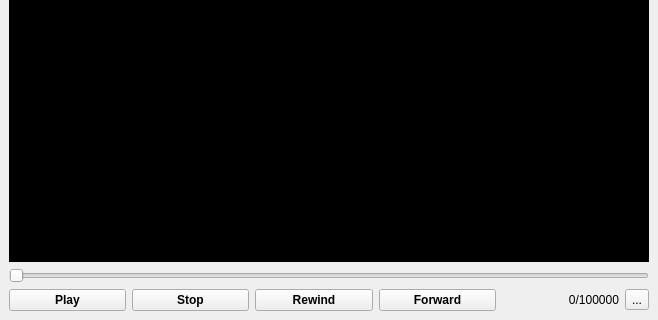
The window that modules/app/mainwindow.ui (smartsenselab/SSAT) describes before a commit, drawn with Qt 5; both pictures show x 0 to 658 and y 160 to 480 of the 658 by 480 pixel window.
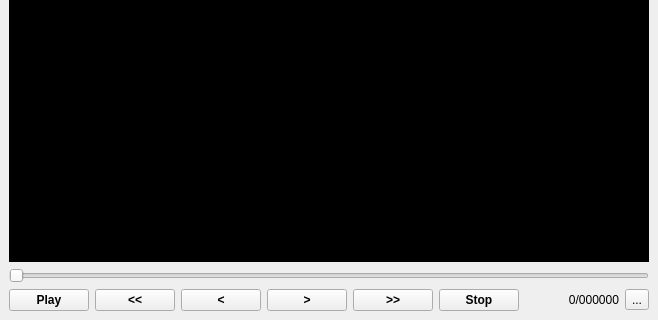
The same window after the commit.

The edit to the form file:
```diff
--- a/modules/app/mainwindow.ui
+++ b/modules/app/mainwindow.ui
@@ -15,58 +15,15 @@
   </property>
   <widget class="QWidget" name="widget">
    <layout class="QGridLayout" name="gridLayout">
-    <item row="3" column="5">
-     <widget class="QLabel" name="label_2">
-      <property name="text">
-       <string>0/100000</string>
-      </property>
-      <property name="alignment">
-       <set>Qt::AlignRight|Qt::AlignTrailing|Qt::AlignVCenter</set>
-      </property>
-     </widget>
-    </item>
-    <item row="3" column="6">
-     <widget class="QToolButton" name="toolButton">
+    <item row="3" column="12">
+     <widget class="QToolButton" name="buttonTool">
       <property name="text">
        <string>...</string>
       </property>
      </widget>
     </item>
-    <item row="3" column="3">
-     <widget class="QPushButton" name="pushButton_3">
-      <property name="font">
-       <font>
-        <weight>75</weight>
-        <bold>true</bold>
-       </font>
-      </property>
-      <property name="text">
-       <string>Rewind</string>
-      </property>
-     </widget>
-    </item>
-    <item row="1" column="1" colspan="6">
-     <widget class="QSlider" name="horizontalSlider">
-      <property name="orientation">
-       <enum>Qt::Horizontal</enum>
-      </property>
-     </widget>
-    </item>
-    <item row="3" column="2">
-     <widget class="QPushButton" name="pushButton_2">
-      <property name="font">
-       <font>
-        <weight>75</weight>
-        <bold>true</bold>
-       </font>
-      </property>
-      <property name="text">
-       <string>Stop</string>
-      </property>
-     </widget>
-    </item>
-    <item row="0" column="1" colspan="6">
-     <widget class="QLabel" name="label">
+    <item row="0" column="1" colspan="12">
+     <widget class="QLabel" name="labelFrameShow">
       <property name="styleSheet">
        <string notr="true">background-color: black</string>
       </property>
@@ -75,8 +32,21 @@
       </property>
      </widget>
     </item>
+    <item row="1" column="1" colspan="12">
+     <widget class="QSlider" name="sliderFrame">
+      <property name="singleStep">
+       <number>1</number>
+      </property>
+      <property name="value">
+       <number>0</number>
+      </property>
+      <property name="orientation">
+       <enum>Qt::Horizontal</enum>
+      </property>
+     </widget>
+    </item>
     <item row="3" column="1">
-     <widget class="QPushButton" name="pushButton">
+     <widget class="QPushButton" name="buttonPlay">
       <property name="font">
        <font>
         <weight>75</weight>
@@ -88,8 +58,18 @@
       </property>
      </widget>
     </item>
+    <item row="3" column="11">
+     <widget class="QLabel" name="labelFrameId">
+      <property name="text">
+       <string>0/000000</string>
+      </property>
+      <property name="alignment">
+       <set>Qt::AlignRight|Qt::AlignTrailing|Qt::AlignVCenter</set>
+      </property>
+     </widget>
+    </item>
     <item row="3" column="4">
-     <widget class="QPushButton" name="pushButton_4">
+     <widget class="QPushButton" name="buttonForward">
       <property name="font">
        <font>
         <weight>75</weight>
@@ -97,7 +77,59 @@
        </font>
       </property>
       <property name="text">
-       <string>Forward</string>
+       <string>&gt;</string>
+      </property>
+     </widget>
+    </item>
+    <item row="3" column="3">
+     <widget class="QPushButton" name="buttonRewind">
+      <property name="font">
+       <font>
+        <weight>75</weight>
+        <bold>true</bold>
+       </font>
+      </property>
+      <property name="text">
+       <string>&lt;</string>
+      </property>
+     </widget>
+    </item>
+    <item row="3" column="6">
+     <widget class="QPushButton" name="buttonStop">
+      <property name="font">
+       <font>
+        <weight>75</weight>
+        <bold>true</bold>
+       </font>
+      </property>
+      <property name="text">
+       <string>Stop</string>
+      </property>
+     </widget>
+    </item>
+    <item row="3" column="2">
+     <widget class="QPushButton" name="buttonRewindF">
+      <property name="font">
+       <font>
+        <weight>75</weight>
+        <bold>true</bold>
+       </font>
+      </property>
+      <property name="text">
+       <string>&lt;&lt;</string>
+      </property>
+     </widget>
+    </item>
+    <item row="3" column="5">
+     <widget class="QPushButton" name="buttonForwardF">
+      <property name="font">
+       <font>
+        <weight>75</weight>
+        <bold>true</bold>
+       </font>
+      </property>
+      <property name="text">
+       <string>&gt;&gt;</string>
       </property>
      </widget>
     </item>
@@ -109,7 +141,7 @@
      <x>0</x>
      <y>0</y>
      <width>658</width>
-     <height>22</height>
+     <height>19</height>
     </rect>
    </property>
    <widget class="QMenu" name="menuFile">
```
